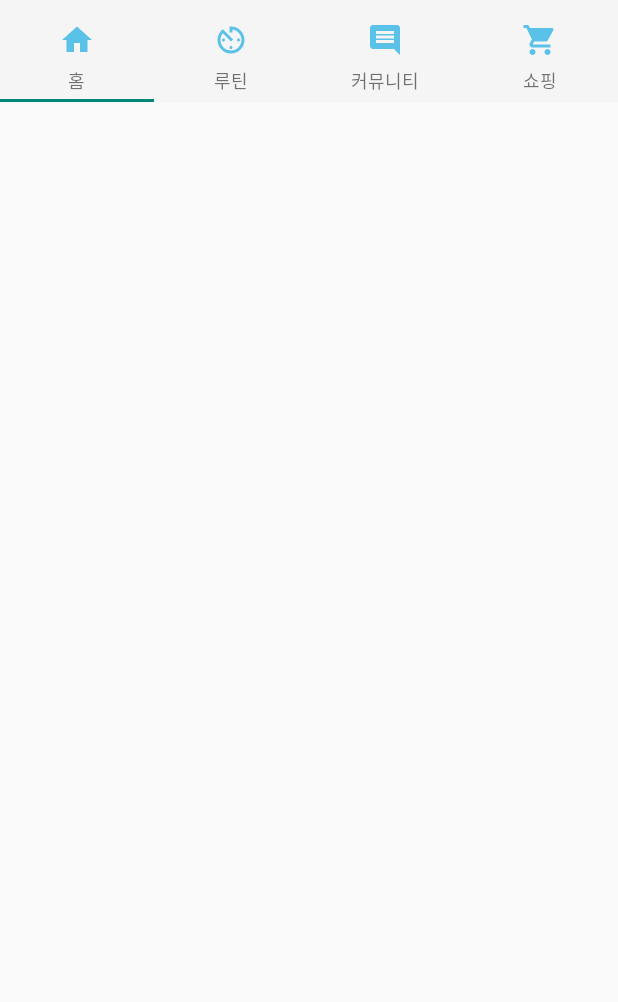
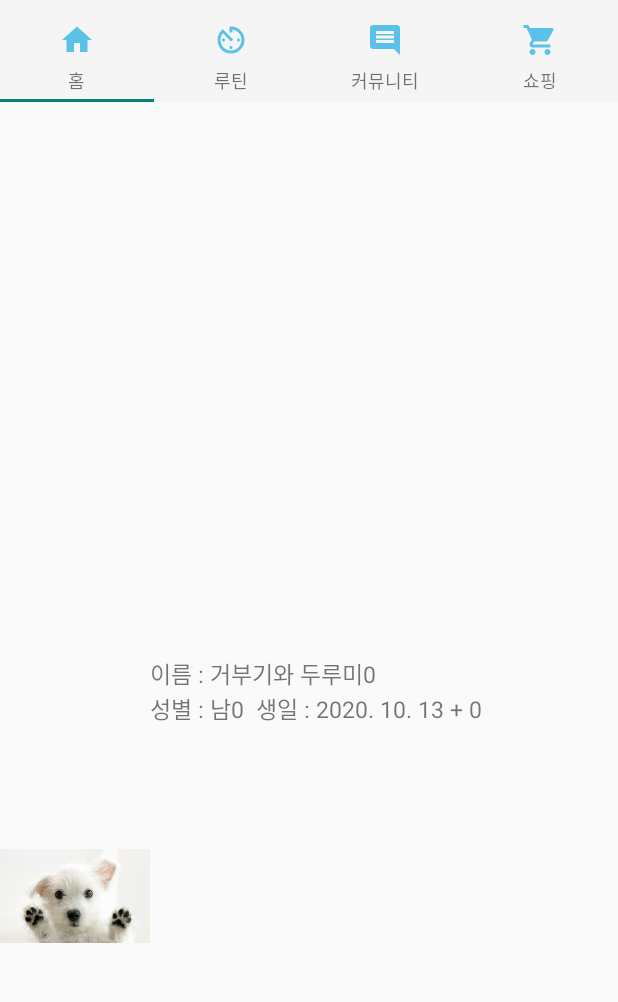
Before and after one commit to kimjaehyeon-tw/LG_Animal_master, an Android app: the screen it shows after launch (SettingMainActivity), on a phone screen of 412 x 824 dp, the part 62-1064 px from its top. Run offline under Robolectric (Android 15) with nearby library versions, the phone set to English and light mode, and no system bars; our stand-ins replace androidx.preference; 1 statement that could not run was skipped.

Commit message:
1. add recycler view to bottom

```diff
--- a/app/src/main/java/com/example/lg_animal/activity/SettingMainActivity.java
+++ b/app/src/main/java/com/example/lg_animal/activity/SettingMainActivity.java
@@ -1,8 +1,11 @@
 package com.example.lg_animal.activity;
 
+import android.annotation.SuppressLint;
 import android.os.Bundle;
+import android.util.Log;
 import android.view.Menu;
 import android.view.MenuItem;
+import android.view.MotionEvent;
 import android.view.View;
 import android.widget.ImageView;
 import android.widget.TextView;
@@ -12,12 +15,21 @@ import androidx.appcompat.app.AppCompatActivity;
 import androidx.appcompat.widget.Toolbar;
 import androidx.core.view.GravityCompat;
 import androidx.drawerlayout.widget.DrawerLayout;
+import androidx.recyclerview.widget.LinearLayoutManager;
+import androidx.recyclerview.widget.RecyclerView;
 import androidx.viewpager.widget.ViewPager;
 
+import com.example.lg_animal.data.PetInfoAdapter;
 import com.example.lg_animal.settings.SectionsPagerAdapter;
 import com.google.android.material.navigation.NavigationView;
 import com.google.android.material.tabs.TabLayout;
 import com.example.lg_animal.R;
+
+import java.util.ArrayList;
+
+import static androidx.viewpager.widget.ViewPager.SCROLL_STATE_IDLE;
+import static androidx.viewpager.widget.ViewPager.SCROLL_STATE_DRAGGING;
+import static androidx.viewpager.widget.ViewPager.SCROLL_STATE_SETTLING;
 
 public class SettingMainActivity extends AppCompatActivity implements NavigationView.OnNavigationItemSelectedListener {
 
@@ -31,6 +43,7 @@ public class SettingMainActivity extends AppCompatActivity implements Navigation
         init();
         initViews();
         setToolbarSetting();
+        initPet();
     }
 
     private void init(){
@@ -55,6 +68,41 @@ public class SettingMainActivity extends AppCompatActivity implements Navigation
             getSupportActionBar().setDisplayHomeAsUpEnabled(true);
             getSupportActionBar().setHomeAsUpIndicator(R.drawable.ic_menu);
         }
+    }
+
+    private void initPet(){
+        ArrayList<String> list = new ArrayList<>();
+        for (int i = 0; i < 5; i++) {
+            list.add(String.format("아이템 %d 입니다.", i));
+        }
+
+        RecyclerView recyclerView = findViewById(R.id.pet_info);
+        recyclerView.setLayoutManager(new LinearLayoutManager(this, LinearLayoutManager.HORIZONTAL, false));
+
+        PetInfoAdapter adapter = new PetInfoAdapter(list);
+        recyclerView.setAdapter(adapter);
+        recyclerView.addOnScrollListener(new RecyclerView.OnScrollListener() {
+            private int mBeforePetPosition;
+            @Override
+            public void onScrollStateChanged(@NonNull RecyclerView recyclerView, int newState) {
+                super.onScrollStateChanged(recyclerView, newState);
+                switch (newState) {
+                    case SCROLL_STATE_IDLE :
+                        int position = ((LinearLayoutManager) recyclerView.getLayoutManager()).findFirstVisibleItemPosition();
+                        Log.d("PET_TEST", "onScrolled SCROLL_STATE_IDLE position : " + position);
+                        if (mBeforePetPosition <= position) {
+                            position = ((LinearLayoutManager) recyclerView.getLayoutManager()).findLastVisibleItemPosition();
+                        }
+                        recyclerView.smoothScrollToPosition(position);
+                        mBeforePetPosition = position;
+                        break;
+                    case SCROLL_STATE_DRAGGING :
+                    case SCROLL_STATE_SETTLING :
+                    default :
+                        break;
+                }
+            }
+        });
     }
 
     @Override
--- /dev/null
+++ b/app/src/main/java/com/example/lg_animal/data/PetInfoAdapter.java
@@ -0,0 +1,61 @@
+package com.example.lg_animal.data;
+
+import android.content.Context;
+import android.view.LayoutInflater;
+import android.view.View;
+import android.view.ViewGroup;
+import android.widget.ImageView;
+import android.widget.TextView;
+
+import androidx.annotation.NonNull;
+import androidx.recyclerview.widget.RecyclerView;
+
+import com.example.lg_animal.R;
+
+import java.util.ArrayList;
+
+public class PetInfoAdapter extends RecyclerView.Adapter<PetInfoAdapter.MyHolder> {
+    ArrayList<String> myData = null;
+
+    public PetInfoAdapter(ArrayList<String> myData) {
+        this.myData = myData;
+    }
+
+    @NonNull
+    @Override
+    public PetInfoAdapter.MyHolder onCreateViewHolder(@NonNull ViewGroup parent, int viewType) {
+        Context context = parent.getContext();
+        LayoutInflater inflater = (LayoutInflater) context.getSystemService(Context.LAYOUT_INFLATER_SERVICE);
+        View view = inflater.inflate(R.layout.item_pet_info, parent, false);
+        PetInfoAdapter.MyHolder holder = new PetInfoAdapter.MyHolder(view);
+        return holder;
+    }
+
+    @Override
+    public void onBindViewHolder(@NonNull PetInfoAdapter.MyHolder holder, int position) {
+        holder.petName.setText("이름 : 거부기와 두루미" + position);
+        holder.petSex.setText("성별 : 남" + position + "  ");
+        holder.petBirth.setText("생일 : 2020. 10. 13 + " + position);
+    }
+
+    @Override
+    public int getItemCount() {
+        return myData.size();
+    }
+
+    public class MyHolder extends RecyclerView.ViewHolder {
+
+        ImageView petImage;
+        TextView petName;
+        TextView petSex;
+        TextView petBirth;
+
+        public MyHolder(@NonNull View itemView) {
+            super(itemView);
+            petImage = itemView.findViewById(R.id.pet_image);
+            petName = itemView.findViewById(R.id.pet_name);
+            petSex = itemView.findViewById(R.id.pet_sex);
+            petBirth = itemView.findViewById(R.id.pet_birth);
+        }
+    }
+}
--- a/app/src/main/res/layout/activity_main.xml
+++ /dev/null
@@ -1,14 +0,0 @@
-<?xml version="1.0" encoding="utf-8"?>
-<LinearLayout
-    xmlns:android="http://schemas.android.com/apk/res/android"
-    xmlns:tools="http://schemas.android.com/tools"
-    android:layout_width="match_parent"
-    android:layout_height="match_parent"
-    tools:context=".MainActivity">
-
-    <ListView
-        android:layout_width="match_parent"
-        android:layout_height="match_parent"
-        android:id="@+id/listView" />
-
-</LinearLayout>
--- a/app/src/main/res/layout/activity_setting_contents.xml
+++ b/app/src/main/res/layout/activity_setting_contents.xml
@@ -31,5 +31,10 @@
         app:layout_behavior="@string/appbar_scrolling_view_behavior" />
 
     <!-- grid -->
+    <androidx.recyclerview.widget.RecyclerView
+        android:id="@+id/pet_info"
+        android:scrollbars="horizontal"
+        android:layout_width="match_parent"
+        android:layout_height="match_parent"/>
 
 </LinearLayout>
--- /dev/null
+++ b/app/src/main/res/layout/item_pet_info.xml
@@ -0,0 +1,48 @@
+<?xml version="1.0" encoding="utf-8"?>
+<LinearLayout
+    xmlns:android="http://schemas.android.com/apk/res/android"
+    android:orientation="horizontal"
+    android:layout_width="match_parent"
+    android:layout_height="match_parent">
+
+    <ImageView
+        android:id="@+id/pet_image"
+        android:layout_width="100dp"
+        android:layout_height="wrap_content"
+        android:src="@drawable/dog_1" />
+
+    <LinearLayout
+        android:orientation="vertical"
+        android:layout_width="match_parent"
+        android:layout_height="match_parent"
+        android:layout_gravity="center_vertical">
+
+        <TextView
+            android:id="@+id/pet_name"
+            android:layout_width="match_parent"
+            android:layout_height="wrap_content"
+            android:text="이름 : 거부기와두루미"
+            android:textSize="15sp" />
+
+        <LinearLayout
+            android:orientation="horizontal"
+            android:layout_width="match_parent"
+            android:layout_height="match_parent"
+            android:layout_gravity="center_vertical">
+
+            <TextView
+                android:id="@+id/pet_sex"
+                android:layout_width="wrap_content"
+                android:layout_height="wrap_content"
+                android:text="성별 : 남"
+                android:textSize="15sp" />
+
+            <TextView
+                android:id="@+id/pet_birth"
+                android:layout_width="wrap_content"
+                android:layout_height="wrap_content"
+                android:text=" 생일 : 2020. 10. 13"
+                android:textSize="15sp" />
+        </LinearLayout>
+    </LinearLayout>
+</LinearLayout>
```
Also changed, not shown: app/src/main/res/drawable/dog_1.png (added).
